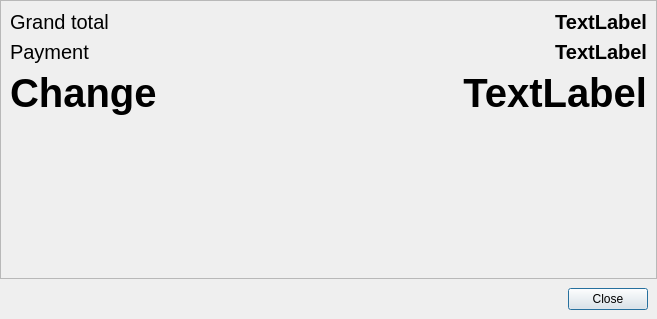
First picture: the form in app/views/templates/generated/PostOrder.ui, repository rondalefloyd/mts-pos, before the edit.
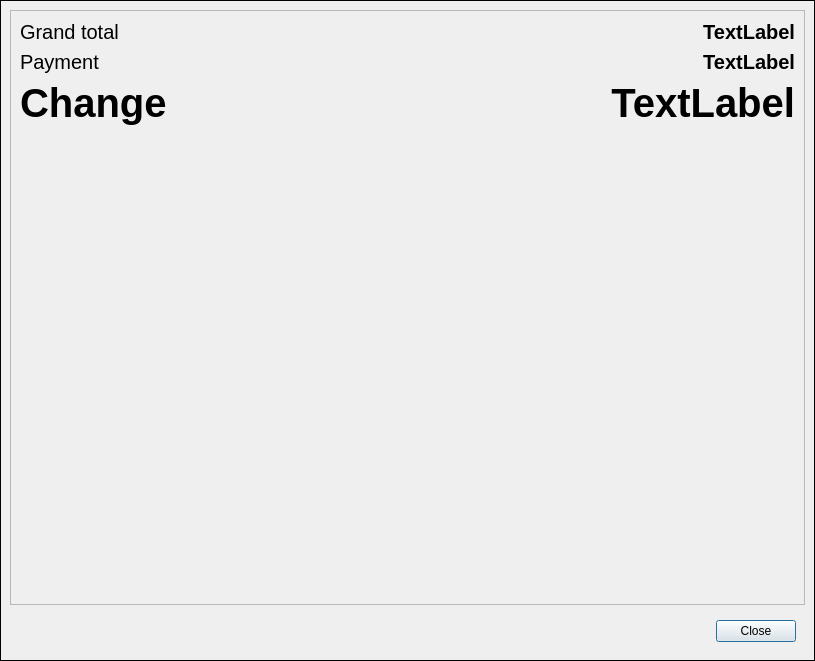
Second picture: the form after the edit.

Patch:
```diff
--- a/app/views/templates/generated/PostOrder.ui
+++ b/app/views/templates/generated/PostOrder.ui
@@ -6,8 +6,8 @@
    <rect>
     <x>0</x>
     <y>0</y>
-    <width>657</width>
-    <height>319</height>
+    <width>815</width>
+    <height>661</height>
    </rect>
   </property>
   <property name="windowTitle">
@@ -16,7 +16,7 @@
   <property name="modal">
    <bool>true</bool>
   </property>
-  <layout class="QVBoxLayout" name="verticalLayout_2">
+  <layout class="QVBoxLayout" name="verticalLayout_3">
    <property name="spacing">
     <number>0</number>
    </property>
@@ -33,6 +33,15 @@
     <number>0</number>
    </property>
    <item>
+    <widget class="QFrame" name="frame_2">
+     <property name="frameShape">
+      <enum>QFrame::Box</enum>
+     </property>
+     <property name="frameShadow">
+      <enum>QFrame::Plain</enum>
+     </property>
+     <layout class="QVBoxLayout" name="verticalLayout_2">
+      <item>
     <widget class="QFrame" name="frame">
      <property name="frameShape">
       <enum>QFrame::StyledPanel</enum>
@@ -171,6 +180,9 @@
         <property name="text">
          <string>Close</string>
         </property>
+          </widget>
+         </item>
+        </layout>
        </widget>
       </item>
      </layout>
```
Lines whose indentation alone changed are shown as unchanged.
